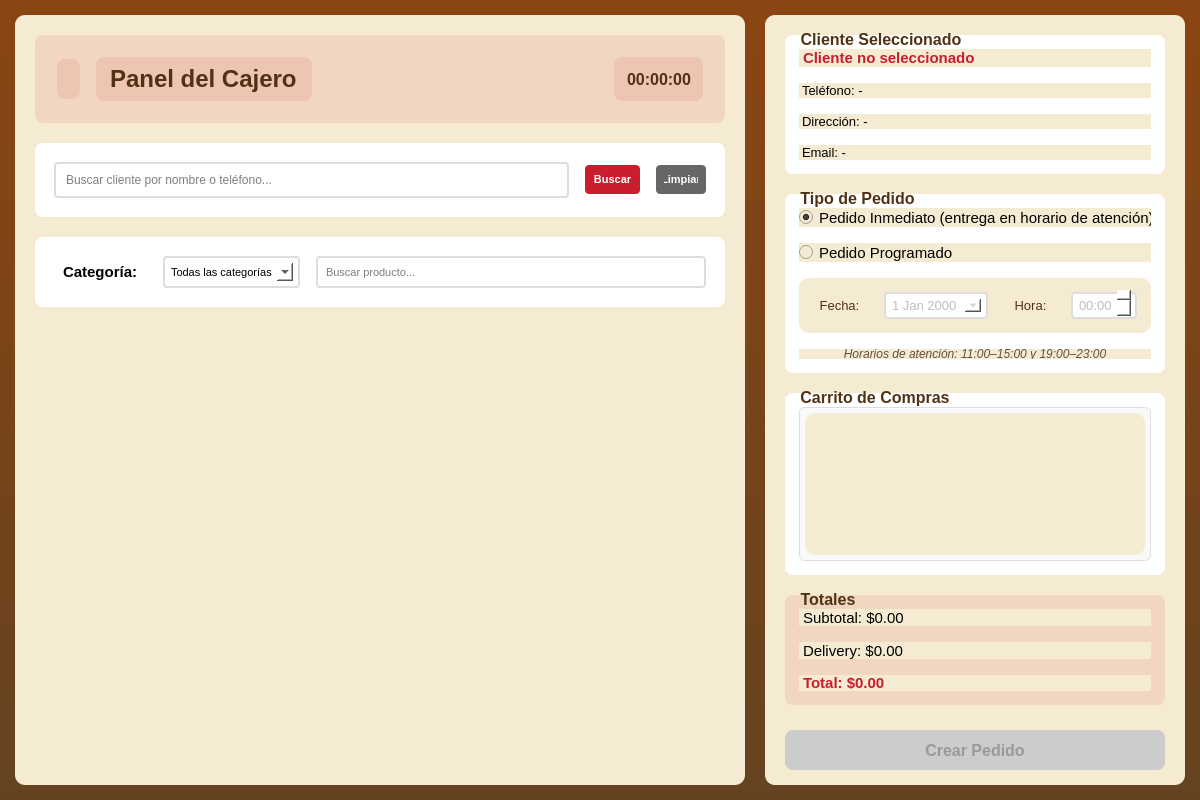
Old version of the form escritorio/cajero.ui in the repository Bruno-DarkSouler/APP_ElBuenGusto.
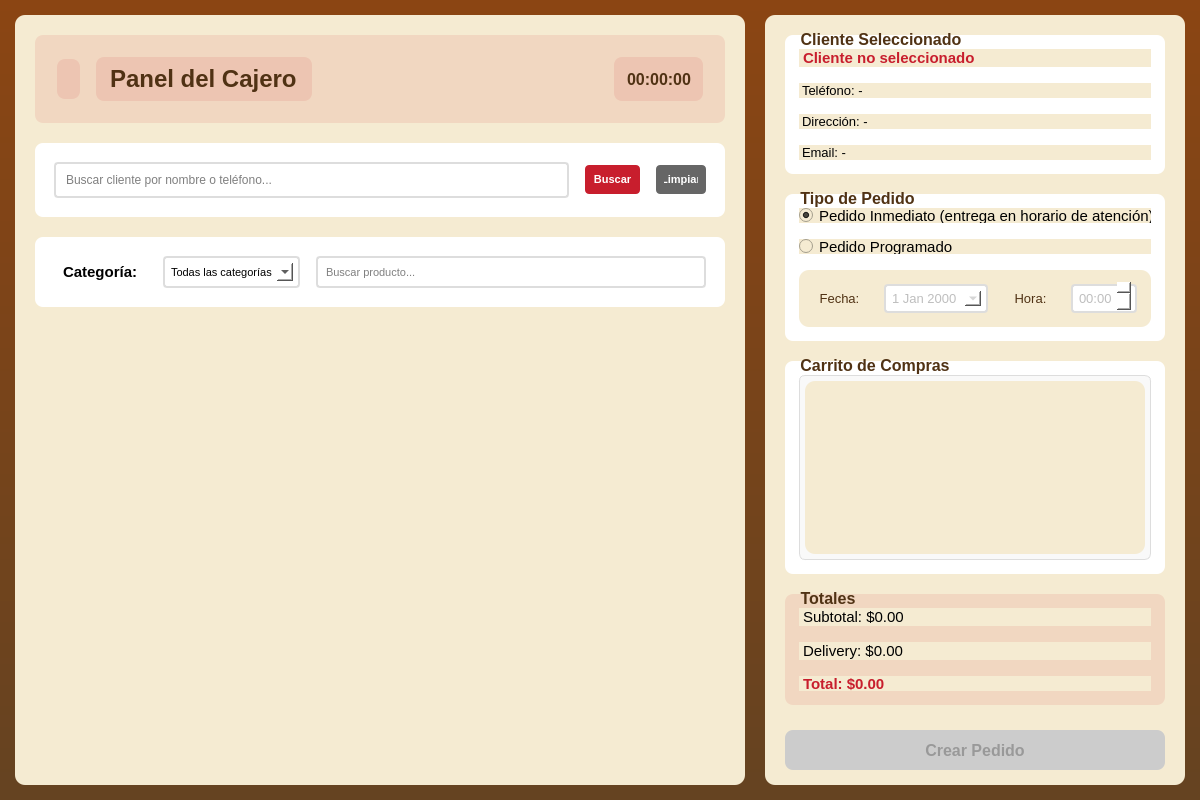
New version of the form. Icons and pictures are not drawn.

Commit message: Cajero Terminado y carrito y conf para bruno

Patch:
```diff
--- a/escritorio/cajero.ui
+++ b/escritorio/cajero.ui
@@ -485,7 +485,7 @@
         <property name="maximumSize">
          <size>
           <width>16777215</width>
-          <height>240</height>
+          <height>380</height>
          </size>
         </property>
         <property name="font">
@@ -520,6 +520,12 @@
         <layout class="QVBoxLayout" name="verticalLayout_tipoPedido">
          <item>
           <widget class="QRadioButton" name="radioButton_inmediato">
+           <property name="maximumSize">
+            <size>
+             <width>16777215</width>
+             <height>25</height>
+            </size>
+           </property>
            <property name="font">
             <font>
              <family>Segoe UI</family>
@@ -536,6 +542,12 @@
          </item>
          <item>
           <widget class="QRadioButton" name="radioButton_programado">
+           <property name="maximumSize">
+            <size>
+             <width>16777215</width>
+             <height>25</height>
+            </size>
+           </property>
            <property name="font">
             <font>
              <family>Segoe UI</family>
@@ -555,7 +567,7 @@
            <property name="maximumSize">
             <size>
              <width>16777215</width>
-             <height>65</height>
+             <height>80</height>
             </size>
            </property>
            <layout class="QHBoxLayout" name="horizontalLayout_programacion">
@@ -615,25 +627,6 @@
            </layout>
           </widget>
          </item>
-         <item>
-          <widget class="QLabel" name="label_horariosAtencion">
-           <property name="maximumSize">
-            <size>
-             <width>16777215</width>
-             <height>20</height>
-            </size>
-           </property>
-           <property name="styleSheet">
-            <string notr="true">color: rgb(100, 80, 60); font-style: italic; font-size: 9pt;</string>
-           </property>
-           <property name="text">
-            <string>Horarios de atención: 11:00–15:00 y 19:00–23:00</string>
-           </property>
-           <property name="alignment">
-            <set>Qt::AlignmentFlag::AlignCenter</set>
-           </property>
-          </widget>
-         </item>
         </layout>
        </widget>
       </item>
@@ -642,7 +635,7 @@
         <property name="maximumSize">
          <size>
           <width>16777215</width>
-          <height>300</height>
+          <height>400</height>
          </size>
         </property>
         <property name="font">
@@ -691,7 +684,7 @@
               <x>0</x>
               <y>0</y>
               <width>350</width>
-              <height>109</height>
+              <height>141</height>
              </rect>
             </property>
             <layout class="QVBoxLayout" name="verticalLayout_carritoItems">
@@ -710,7 +703,7 @@
         <property name="maximumSize">
          <size>
           <width>16777215</width>
-          <height>120</height>
+          <height>130</height>
          </size>
         </property>
         <property name="font">
@@ -769,6 +762,12 @@
          </item>
          <item>
           <widget class="QLabel" name="label_total">
+           <property name="maximumSize">
+            <size>
+             <width>16777215</width>
+             <height>25</height>
+            </size>
+           </property>
            <property name="font">
             <font>
              <family>Segoe UI</family>
```
Left out of the diff: 20 changed lines with no effect on the pictures. The commit also changes 79 other files.
